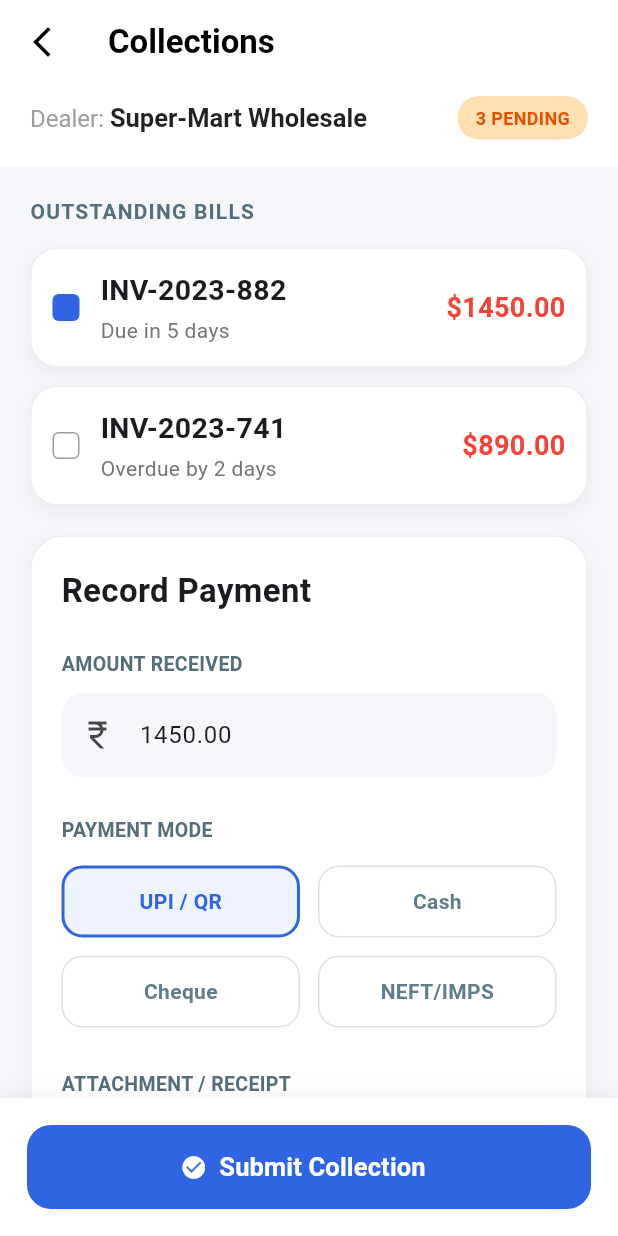
After one commit to Sapana2204/order_management, a Flutter app: the CollectionScreen screen opened directly, on a phone screen of 412 x 824 dp. The commit adds this screen. Run offline on Flutter 3.47's test engine with Material 3 defaults, Android fonts, the phone set to English and light mode, and no system bars; our stand-ins replace another_flushbar, fl_chart, fluttertoast, jwt_decoder, shared_preferences; accounts and stored records are empty.

Commit message:
collection screen ui done

```diff
--- /dev/null
+++ b/lib/view/collection_screen.dart
@@ -0,0 +1,546 @@
+import 'package:flutter/material.dart';
+
+class CollectionScreen extends StatefulWidget {
+  const CollectionScreen({super.key});
+
+  @override
+  State<CollectionScreen> createState() => _CollectionScreenState();
+}
+
+class _CollectionScreenState extends State<CollectionScreen> {
+  final Color primary = const Color(0xff2F64E3);
+
+  int selectedBill = 0;
+
+  final List<Map<String, dynamic>> bills = [
+    {
+      "invoice": "INV-2023-882",
+      "due": "Due in 5 days",
+      "amount": 1450.00,
+    },
+    {
+      "invoice": "INV-2023-741",
+      "due": "Overdue by 2 days",
+      "amount": 890.00,
+    },
+  ];
+
+  @override
+  Widget build(BuildContext context) {
+    return Scaffold(
+      backgroundColor: const Color(0xffF5F6FA),
+
+      appBar: AppBar(
+        backgroundColor: Colors.white,
+        elevation: 0,
+        leading: IconButton(
+          icon: const Icon(Icons.arrow_back_ios_new, color: Colors.black),
+          onPressed: () {
+            Navigator.pop(context);
+          },
+        ),
+        title: const Text(
+          "Collections",
+          style: TextStyle(
+            color: Colors.black,
+            fontSize: 22,
+            fontWeight: FontWeight.bold,
+          ),
+        ),
+        centerTitle: false,
+      ),
+
+      body: SingleChildScrollView(
+        child: Column(
+          children: [
+
+            _dealerSection(),
+
+            const SizedBox(height: 20),
+
+            Padding(
+              padding: const EdgeInsets.symmetric(horizontal: 20),
+              child: Align(
+                alignment: Alignment.centerLeft,
+                child: Text(
+                  "OUTSTANDING BILLS",
+                  style: TextStyle(
+                    color: Colors.blueGrey.shade600,
+                    fontWeight: FontWeight.bold,
+                    letterSpacing: .8,
+                    fontSize: 14,
+                  ),
+                ),
+              ),
+            ),
+
+            const SizedBox(height: 14),
+
+            ListView.separated(
+              shrinkWrap: true,
+              physics: const NeverScrollableScrollPhysics(),
+              padding: const EdgeInsets.symmetric(horizontal: 20),
+              itemCount: bills.length,
+              separatorBuilder: (_, __) =>
+              const SizedBox(height: 12),
+              itemBuilder: (_, index) {
+
+                final bill = bills[index];
+
+                return _billCard(
+                  bill,
+                  index,
+                );
+              },
+            ),
+
+            const SizedBox(height: 20),
+
+            _paymentCard(),
+
+            const SizedBox(height: 90),          ],
+        ),
+      ),
+      bottomNavigationBar: SafeArea(
+        top: false,
+        child: Container(
+          padding: const EdgeInsets.all(18),
+          decoration: BoxDecoration(
+            color: Colors.white,
+            boxShadow: [
+              BoxShadow(
+                color: Colors.black.withOpacity(.05),
+                blurRadius: 10,
+                offset: const Offset(0, -2),
+              ),
+            ],
+          ),
+          child: SizedBox(
+            height: 56,
+            width: double.infinity,
+            child: ElevatedButton.icon(
+              onPressed: () {
+
+                ScaffoldMessenger.of(context).showSnackBar(
+                  const SnackBar(
+                    content: Text("Collection Submitted"),
+                  ),
+                );
+
+              },
+              icon: const Icon(
+                Icons.check_circle,
+                color: Colors.white,
+              ),
+              label: const Text(
+                "Submit Collection",
+                style: TextStyle(
+                  color: Colors.white,
+                  fontWeight: FontWeight.bold,
+                  fontSize: 17,
+                ),
+              ),
+              style: ElevatedButton.styleFrom(
+                backgroundColor: primary,
+                elevation: 0,
+                shape: RoundedRectangleBorder(
+                  borderRadius: BorderRadius.circular(16),
+                ),
+              ),
+            ),
+          ),
+        ),
+      ),
+    );
+  }
+
+  //===================================================
+  // Dealer Card
+  //===================================================
+
+  Widget _dealerSection() {
+    return Container(
+      width: double.infinity,
+      color: Colors.white,
+      padding: const EdgeInsets.fromLTRB(
+        20,
+        8,
+        20,
+        18,
+      ),
+      child: Row(
+        children: [
+
+          Expanded(
+            child: RichText(
+              text: const TextSpan(
+                children: [
+
+                  TextSpan(
+                    text: "Dealer: ",
+                    style: TextStyle(
+                      color: Colors.grey,
+                      fontSize: 16,
+                    ),
+                  ),
+
+                  TextSpan(
+                    text: "Super-Mart Wholesale",
+                    style: TextStyle(
+                      color: Colors.black87,
+                      fontSize: 17,
+                      fontWeight: FontWeight.bold,
+                    ),
+                  ),
+                ],
+              ),
+            ),
+          ),
+
+          Container(
+            padding: const EdgeInsets.symmetric(
+              horizontal: 12,
+              vertical: 6,
+            ),
+            decoration: BoxDecoration(
+              color: Colors.orange.shade100,
+              borderRadius: BorderRadius.circular(20),
+            ),
+            child: Text(
+              "3 PENDING",
+              style: TextStyle(
+                color: Colors.orange.shade900,
+                fontWeight: FontWeight.bold,
+                fontSize: 12,
+              ),
+            ),
+          )
+        ],
+      ),
+    );
+  }
+
+  //===================================================
+  // Outstanding Bill Card
+  //===================================================
+
+  Widget _billCard(
+      Map<String, dynamic> bill,
+      int index,
+      ) {
+    final selected = selectedBill == index;
+
+    return InkWell(
+      borderRadius: BorderRadius.circular(18),
+      onTap: () {
+        setState(() {
+          selectedBill = index;
+        });
+      },
+      child: Container(
+        padding: const EdgeInsets.all(14),
+        decoration: BoxDecoration(
+          color: Colors.white,
+          borderRadius: BorderRadius.circular(18),
+          border: Border.all(
+            color: Colors.grey.shade200,
+          ),
+          boxShadow: [
+            BoxShadow(
+              color: Colors.black.withOpacity(.04),
+              blurRadius: 8,
+              offset: const Offset(0, 4),
+            ),
+          ],
+        ),
+        child: Row(
+          children: [
+
+            Container(
+              width: 18,
+              height: 18,
+              decoration: BoxDecoration(
+                color: selected
+                    ? primary
+                    : Colors.white,
+                border: Border.all(
+                  color: selected
+                      ? primary
+                      : Colors.grey,
+                ),
+                borderRadius: BorderRadius.circular(4),
+              ),
+            ),
+
+            const SizedBox(width: 14),
+
+            Expanded(
+              child: Column(
+                crossAxisAlignment:
+                CrossAxisAlignment.start,
+                children: [
+
+                  Text(
+                    bill["invoice"],
+                    style: const TextStyle(
+                      fontWeight: FontWeight.bold,
+                      fontSize: 19,
+                    ),
+                  ),
+
+                  const SizedBox(height: 3),
+
+                  Text(
+                    bill["due"],
+                    style: TextStyle(
+                      color: Colors.grey.shade600,
+                      fontSize: 14,
+                    ),
+                  ),
+                ],
+              ),
+            ),
+
+            Text(
+              "\$${bill["amount"].toStringAsFixed(2)}",
+              style: const TextStyle(
+                color: Colors.red,
+                fontWeight: FontWeight.bold,
+                fontSize: 18,
+              ),
+            )
+          ],
+        ),
+      ),
+    );
+  }
+
+
+  final TextEditingController amountController =
+  TextEditingController(text: "1450.00");
+
+  String paymentMode = "UPI / QR";
+
+  Widget _paymentCard() {
+    return Container(
+      margin: const EdgeInsets.symmetric(horizontal: 20),
+      padding: const EdgeInsets.all(20),
+      decoration: BoxDecoration(
+        color: Colors.white,
+        borderRadius: BorderRadius.circular(22),
+        border: Border.all(color: Colors.grey.shade200),
+        boxShadow: [
+          BoxShadow(
+            color: Colors.black.withOpacity(.03),
+            blurRadius: 10,
+            offset: const Offset(0, 4),
+          )
+        ],
+      ),
+      child: Column(
+        crossAxisAlignment: CrossAxisAlignment.start,
+        children: [
+
+          const Text(
+            "Record Payment",
+            style: TextStyle(
+              fontSize: 22,
+              fontWeight: FontWeight.bold,
+            ),
+          ),
+
+          const SizedBox(height: 24),
+
+          Text(
+            "AMOUNT RECEIVED",
+            style: TextStyle(
+              color: Colors.blueGrey.shade600,
+              fontWeight: FontWeight.bold,
+              fontSize: 13,
+            ),
+          ),
+
+          const SizedBox(height: 10),
+
+          TextField(
+            controller: amountController,
+            keyboardType: TextInputType.number,
+            decoration: InputDecoration(
+              prefixIcon: const Icon(Icons.currency_rupee),
+              filled: true,
+              fillColor: const Color(0xffF5F6FA),
+              border: OutlineInputBorder(
+                borderRadius: BorderRadius.circular(14),
+                borderSide: BorderSide.none,
+              ),
+            ),
+          ),
+
+          const SizedBox(height: 26),
+
+          Text(
+            "PAYMENT MODE",
+            style: TextStyle(
+              color: Colors.blueGrey.shade600,
+              fontWeight: FontWeight.bold,
+              fontSize: 13,
+            ),
+          ),
+
+          const SizedBox(height: 14),
+
+          Row(
+            children: [
+
+              Expanded(
+                child: _paymentChip("UPI / QR"),
+              ),
+
+              const SizedBox(width: 12),
+
+              Expanded(
+                child: _paymentChip("Cash"),
+              ),
+            ],
+          ),
+
+          const SizedBox(height: 12),
+
+          Row(
+            children: [
+
+              Expanded(
+                child: _paymentChip("Cheque"),
+              ),
+
+              const SizedBox(width: 12),
+
+              Expanded(
+                child: _paymentChip("NEFT/IMPS"),
+              ),
+            ],
+          ),
+
+          const SizedBox(height: 28),
+
+          Text(
+            "ATTACHMENT / RECEIPT",
+            style: TextStyle(
+              color: Colors.blueGrey.shade600,
+              fontWeight: FontWeight.bold,
+              fontSize: 13,
+            ),
+          ),
+
+          const SizedBox(height: 12),
+
+          _uploadBox(),
+        ],
+      ),
+    );
+  }
+
+  Widget _paymentChip(String title) {
+
+    final selected = paymentMode == title;
+
+    return InkWell(
+      borderRadius: BorderRadius.circular(14),
+      onTap: () {
+
+        setState(() {
+
+          paymentMode = title;
+
+        });
+
+      },
+      child: AnimatedContainer(
+        duration: const Duration(milliseconds: 250),
+        height: 48,
+        alignment: Alignment.center,
+        decoration: BoxDecoration(
+          color: selected
+              ? primary.withOpacity(.08)
+              : Colors.white,
+          borderRadius: BorderRadius.circular(14),
+          border: Border.all(
+            color: selected
+                ? primary
+                : Colors.grey.shade300,
+            width: selected ? 2 : 1,
+          ),
+        ),
+        child: Text(
+          title,
+          style: TextStyle(
+            color: selected
+                ? primary
+                : Colors.blueGrey,
+            fontWeight: FontWeight.bold,
+          ),
+        ),
+      ),
+    );
+  }
+
+  Widget _uploadBox() {
+    return InkWell(
+      onTap: () {
+        // TODO:
+        // Pick Image
+        // Pick PDF
+        // Camera
+      },
+      borderRadius: BorderRadius.circular(18),
+      child: Container(
+        width: double.infinity,
+        height: 150,
+        decoration: BoxDecoration(
+          color: Colors.grey.shade50,
+          borderRadius: BorderRadius.circular(18),
+          border: Border.all(
+            color: Colors.grey.shade300,
+            width: 1.5,
+          ),
+        ),
+        child: Column(
+          mainAxisAlignment: MainAxisAlignment.center,
+          children: [
+
+            CircleAvatar(
+              radius: 28,
+              backgroundColor: primary.withOpacity(.1),
+              child: Icon(
+                Icons.camera_alt,
+                color: primary,
+                size: 28,
+              ),
+            ),
+
+            const SizedBox(height: 14),
+
+            const Text(
+              "Upload Receipt",
+              style: TextStyle(
+                fontWeight: FontWeight.bold,
+                fontSize: 17,
+              ),
+            ),
+
+            const SizedBox(height: 6),
+
+            Text(
+              "Tap to choose image or PDF",
+              style: TextStyle(
+                color: Colors.grey.shade600,
+              ),
+            ),
+          ],
+        ),
+      ),
+    );
+  }
+
+
+}
--- a/lib/view/salesman_dashboard_screen.dart
+++ b/lib/view/salesman_dashboard_screen.dart
@@ -3,6 +3,7 @@ import 'package:flutter/material.dart';
 import 'package:my_new_project/view/productCatalog_screen.dart';
 import 'package:my_new_project/view/visits_screen.dart';
 import '../utils/routes/app_colors.dart';
+import 'package:my_new_project/view/collection_screen.dart';
 
 class SalesmanDashboardScreen extends StatefulWidget {
   const SalesmanDashboardScreen({super.key});
@@ -331,6 +332,14 @@ class _SalesmanDashboardScreenState extends State<SalesmanDashboardScreen> {
           Icons.payments,
           "Collection",
           Colors.purple,
+              () {
+            Navigator.push(
+              context,
+              MaterialPageRoute(
+                builder: (context) => const CollectionScreen(),
+              ),
+            );
+          },
         ),
       ],
     );
```
